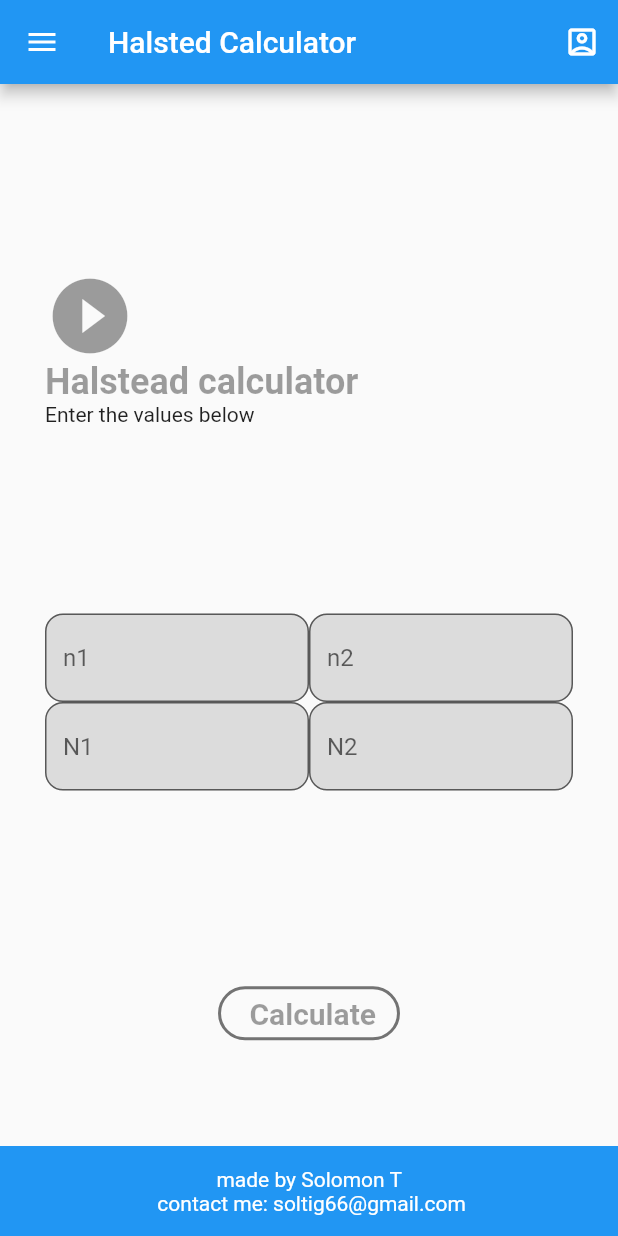
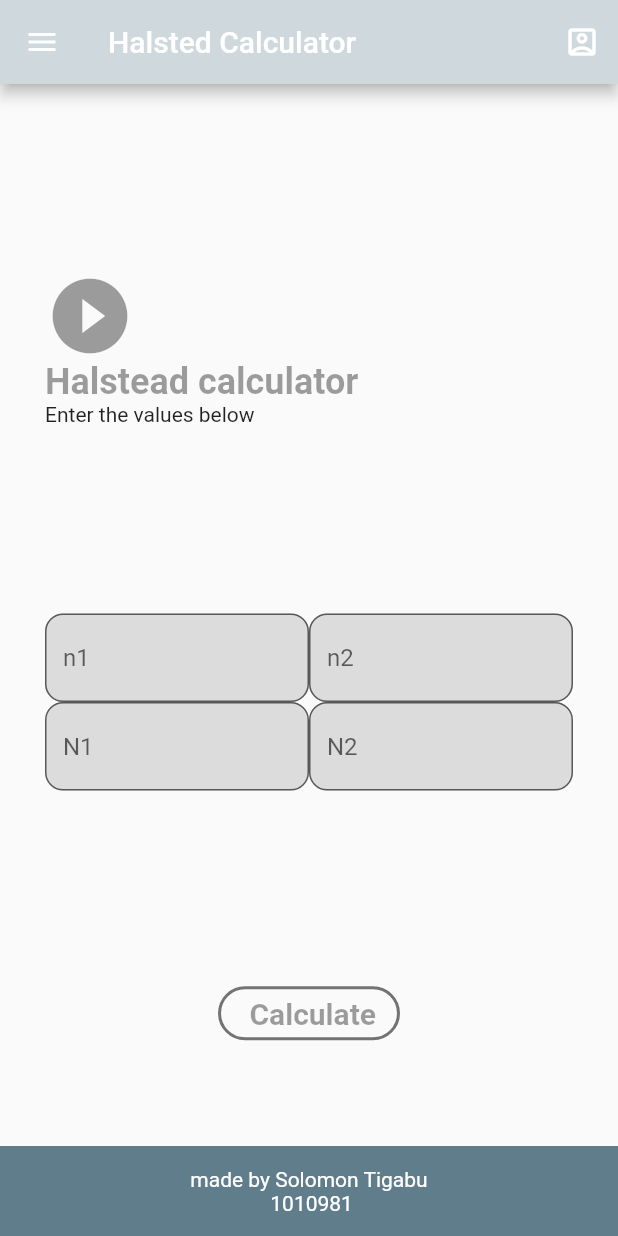
Before and after one commit to DesmondSol/halseted_calculator, a Flutter app: the screen it shows after launch, after a tap on the "account box" icon, on a phone screen of 412 x 824 dp. Run offline on Flutter 3.47's test engine with Material 2 defaults, Android fonts, the light colour scheme and no system bars; our stand-ins replace fluttertoast.

Commit message:
everything working properly

```diff
--- a/lib/main.dart
+++ b/lib/main.dart
@@ -15,9 +15,10 @@ class MyApp extends StatelessWidget {
   @override
   Widget build(BuildContext context) {
     return MaterialApp(
+      debugShowCheckedModeBanner: false,
       title: 'Halstead Calculator',
       theme: ThemeData(
-        primarySwatch: Colors.blue,
+        primarySwatch: Colors.blueGrey,
       ),
       home: const MyHomePage(title: 'Halstead calculator'),
     );
@@ -42,8 +43,6 @@ class _MyHomePageState extends State<MyHomePage>
   GlobalKey<ScaffoldState> _scaffoldKey = new GlobalKey();
   GlobalKey<SwipeAnimationState> swipeAnimationKey = new GlobalKey();
 
-
-
   @override
   void initState() {
     super.initState();
@@ -52,7 +51,6 @@ class _MyHomePageState extends State<MyHomePage>
     animation = Tween<double>(begin: 0, end: 1).animate(controller);
     controller.forward();
   }
-
 
   int _counter = 0;
   final n1_controller = TextEditingController();
@@ -83,16 +81,24 @@ class _MyHomePageState extends State<MyHomePage>
     // addtx(titleController.text,  // another way of putting it
     // double.parse(amountContoller.text)
     print('n1=$n1 n2=$n2 N1=$N1 N2=$N2 ');
-    Navigator.push(context, new MaterialPageRoute(builder: (context) => Results(n1: n1, n2: n2, N1: N1, N2: N2,)));
+    Navigator.push(
+        context,
+        new MaterialPageRoute(
+            builder: (context) => Results(
+                  n1: n1,
+                  n2: n2,
+                  N1: N1,
+                  N2: N2,
+                )));
     //   widget.addtx(enteredTitle, enteredAmnt, _selectedDate);
     //Navigator.of(context).pop();
-
   }
 
   @override
   Widget build(BuildContext context) {
     return SafeArea(
       child: Scaffold(
+        backgroundColor: Colors.blueGrey[200],
         body: Stack(
           children: <Widget>[
             SideMenu(
@@ -114,6 +120,7 @@ class _MyHomePageState extends State<MyHomePage>
                   }
                 },
                 child: Scaffold(
+                  backgroundColor: Colors.blueGrey[30],
                   key: _scaffoldKey,
                   appBar: AppBar(
                     brightness: Brightness.dark,
@@ -125,24 +132,25 @@ class _MyHomePageState extends State<MyHomePage>
                       onPressed: () {
                         if (isNavigationDrawerOpened) {
                           controller.reverse();
-                          swipeAnimationKey.currentState?.hideNavigationDrawer();
+                          swipeAnimationKey.currentState
+                              ?.hideNavigationDrawer();
                         } else {
                           controller.forward();
-                          swipeAnimationKey.currentState?.showNavigationDrawer();
+                          swipeAnimationKey.currentState
+                              ?.showNavigationDrawer();
                         }
                       },
                     ),
                     //title: Text("menuItems[currentPage].menuName"),
-                    backgroundColor: Theme.of(context).primaryColor,
+                    backgroundColor: Colors.blueGrey[100],
                     actions: <Widget>[
-
                       IconButton(
                         icon: const Icon(Icons.account_box_outlined),
                         tooltip: 'About creators',
                         onPressed: () {
                           final snackBar = SnackBar(
                             content: Text(
-                              'made by Solomon T \n contact me: soltig66@gmail.com',
+                              'made by Solomon Tigabu \n 1010981 ',
                               textAlign: TextAlign.center,
                             ),
                             backgroundColor: Theme.of(context).primaryColor,
@@ -170,8 +178,12 @@ class _MyHomePageState extends State<MyHomePage>
                           ),
                           Text(
                             "Halstead calculator",
-                      style: Theme.of(context).textTheme.headline5?.copyWith(
-                          color: Colors.black38, fontWeight: FontWeight.bold),
+                            style: Theme.of(context)
+                                .textTheme
+                                .headline5
+                                ?.copyWith(
+                                    color: Colors.black38,
+                                    fontWeight: FontWeight.bold),
                           ),
                           Text("Enter the values below"),
                           Spacer(), // 1/6
@@ -182,8 +194,8 @@ class _MyHomePageState extends State<MyHomePage>
                                   controller: n1_controller,
                                   //onSubmitted: (_) => _submitData(),
 
-                            keyboardType:
-                                TextInputType.numberWithOptions(decimal: true),
+                                  keyboardType: TextInputType.numberWithOptions(
+                                      decimal: true),
                                   decoration: InputDecoration(
                                     filled: true,
                                     fillColor: Colors.black12,
@@ -200,8 +212,8 @@ class _MyHomePageState extends State<MyHomePage>
                                   controller: n2_controller,
                                   //onSubmitted: (_) => _submitData(),
 
-                            keyboardType:
-                                TextInputType.numberWithOptions(decimal: true),
+                                  keyboardType: TextInputType.numberWithOptions(
+                                      decimal: true),
 
                                   decoration: InputDecoration(
                                     filled: true,
@@ -224,8 +236,8 @@ class _MyHomePageState extends State<MyHomePage>
                                   controller: N1_controller,
                                   //onSubmitted: (_) => _submitData(),
 
-                            keyboardType:
-                                TextInputType.numberWithOptions(decimal: true),
+                                  keyboardType: TextInputType.numberWithOptions(
+                                      decimal: true),
 
                                   decoration: InputDecoration(
                                     filled: true,
@@ -243,8 +255,8 @@ class _MyHomePageState extends State<MyHomePage>
                                   controller: N2_controller,
                                   //onSubmitted: (_) => _submitData(),
 
-                            keyboardType:
-                                TextInputType.numberWithOptions(decimal: true),
+                                  keyboardType: TextInputType.numberWithOptions(
+                                      decimal: true),
 
                                   decoration: InputDecoration(
                                     filled: true,
@@ -265,7 +277,8 @@ class _MyHomePageState extends State<MyHomePage>
                                 style: OutlinedButton.styleFrom(
                                   shadowColor: Colors.blueGrey,
                                   shape: StadiumBorder(),
-                            side: BorderSide(width: 2, color: Colors.black54),
+                                  side: BorderSide(
+                                      width: 2, color: Colors.black54),
                                 ),
                                 onPressed: _submitData,
                                 child: Text(
@@ -283,11 +296,7 @@ class _MyHomePageState extends State<MyHomePage>
                       ),
                     ),
                   ),
-
-                  )
-
-
-            )
+                ))
           ],
         ),
       ),
--- a/lib/results_page.dart
+++ b/lib/results_page.dart
@@ -16,8 +16,11 @@ class Results extends StatelessWidget {
   @override
   Widget build(BuildContext context) {
     return Scaffold(
+      backgroundColor: Colors.blueGrey[30],
       appBar: AppBar(
-        title: Text("Results"),
+         backgroundColor: Colors.blueGrey[30],
+        foregroundColor: Colors.blueGrey[30],
+        title: Text("Results"), brightness: Brightness.dark,
       ),
       body: Center(
           child: Column(
--- a/lib/side_menu.dart
+++ b/lib/side_menu.dart
@@ -28,6 +28,7 @@ class _SideMenuState extends State<SideMenu> {
               mainAxisAlignment: MainAxisAlignment.center,
               children: <Widget>[
                 SizedBox(height: 16),
+
                 Padding(
                   padding: EdgeInsets.symmetric(horizontal: 16, vertical: 4),
                   child: Text(
@@ -57,7 +58,7 @@ class _SideMenuState extends State<SideMenu> {
                         // ),
                       ),
                       Text(
-                        'Quizer',
+                        'HCalc',
                         textAlign: TextAlign.start,
                         style: TextStyle(
                           color: Colors.white,
@@ -89,7 +90,7 @@ class _SideMenuState extends State<SideMenu> {
                               style: TextStyle(
                                 color: index == _currentPage
                                     ? Color(0xFF00FFCB)
-                                    : Colors.white,
+                                    : Colors.blueGrey[100],
                                 fontSize: 16,
                               ),
                             ),
```
Also changed, not shown: lib/model/model.dart (+1 -12 lines). Lines whose indentation alone changed are shown as unchanged.
